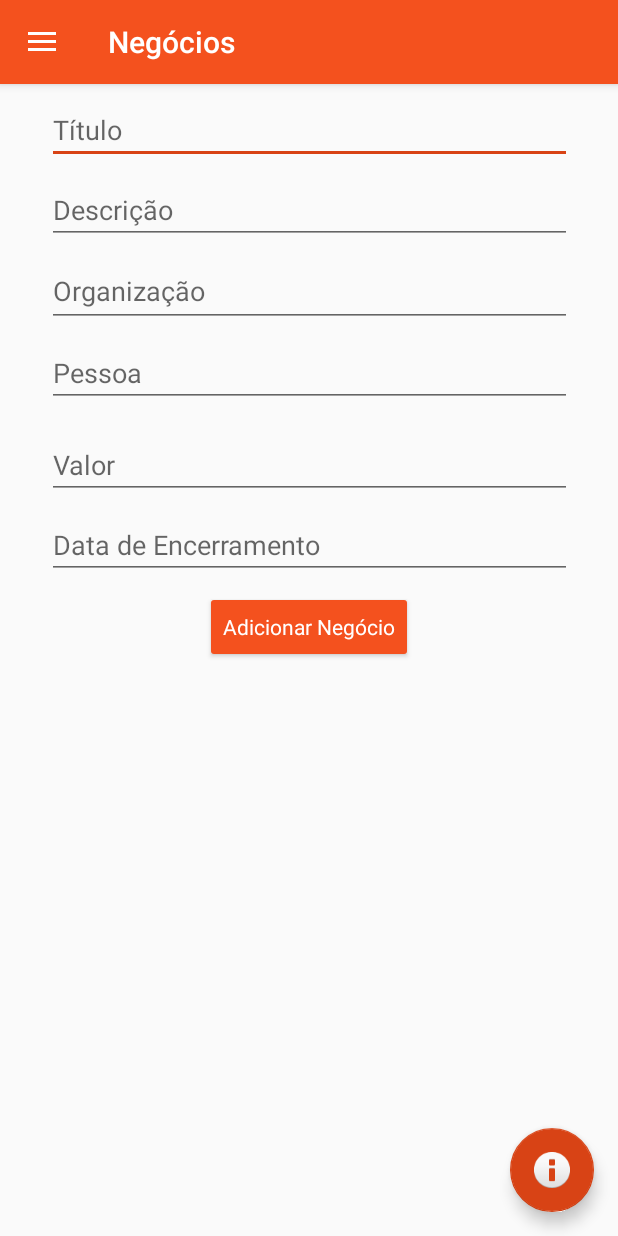
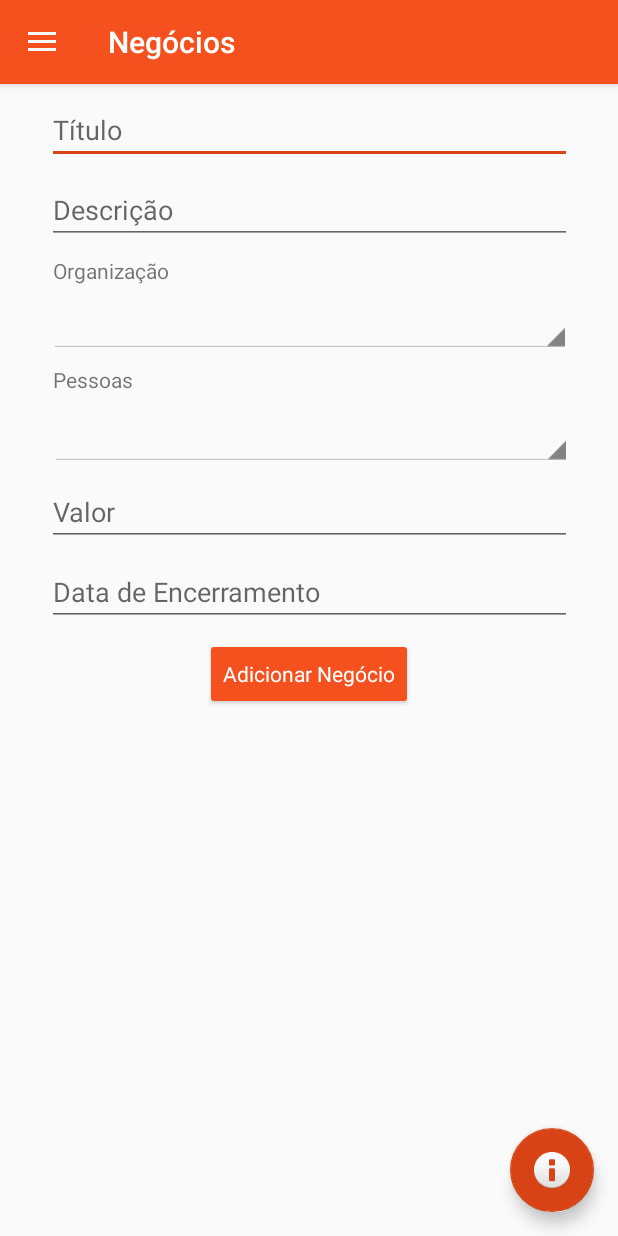
Before and after one commit to benjaminSilva/nativApps, an Android app: the screen it shows after launch (MainActivity), in the side drawer, after a tap on "Negocios", on a phone screen of 412 x 824 dp. Run offline under Robolectric (Android 15) with nearby library versions, the phone set to English and light mode, and no system bars; libraries missing offline, so code that uses them is left out: io.realm; 5 statements that could not run were skipped.

Commit message:
Melhorias na organização xml

```diff
--- a/app/src/main/res/layout/fragment_atividade.xml
+++ b/app/src/main/res/layout/fragment_atividade.xml
@@ -4,7 +4,7 @@
     android:layout_width="match_parent"
     android:layout_height="match_parent"
     xmlns:app="http://schemas.android.com/apk/res-auto"
-    tools:context=".entities.AtividadeFragment">
+    tools:context=".fragments.AtividadeFragment">
 
     <EditText
         android:id="@+id/editText5"
--- a/app/src/main/res/layout/fragment_negocio.xml
+++ b/app/src/main/res/layout/fragment_negocio.xml
@@ -4,7 +4,7 @@
     xmlns:tools="http://schemas.android.com/tools"
     android:layout_width="match_parent"
     android:layout_height="match_parent"
-    tools:context=".entities.NegocioFragment">
+    tools:context=".fragments.NegocioFragment">
 
     <!-- TODO: Update blank fragment layout -->
 
@@ -37,46 +37,18 @@
         app:layout_constraintTop_toBottomOf="@+id/editText5" />
 
     <EditText
-        android:id="@+id/editText7"
-        android:layout_width="350dp"
-        android:layout_height="47dp"
-        android:layout_marginEnd="8dp"
-        android:layout_marginStart="8dp"
-        android:layout_marginTop="8dp"
-        android:ems="10"
-        android:inputType="textPersonName"
-        android:hint="Organização"
-        app:layout_constraintEnd_toEndOf="parent"
-        app:layout_constraintStart_toStartOf="parent"
-        app:layout_constraintTop_toBottomOf="@+id/editText6" />
-
-    <EditText
-        android:id="@+id/editText8"
+        android:id="@+id/editText9"
         android:layout_width="350dp"
         android:layout_height="wrap_content"
         android:layout_marginEnd="8dp"
         android:layout_marginStart="8dp"
         android:layout_marginTop="8dp"
         android:ems="10"
-        android:inputType="textPersonName"
-        android:hint="Pessoa"
+        android:hint="Valor"
+        android:inputType="date"
         app:layout_constraintEnd_toEndOf="parent"
         app:layout_constraintStart_toStartOf="parent"
-        app:layout_constraintTop_toBottomOf="@+id/editText7" />
-
-    <EditText
-        android:id="@+id/editText9"
-        android:layout_width="350dp"
-        android:layout_height="wrap_content"
-        android:layout_marginEnd="8dp"
-        android:layout_marginStart="8dp"
-        android:layout_marginTop="16dp"
-        android:ems="10"
-        android:inputType="date"
-        android:hint="Valor"
-        app:layout_constraintEnd_toEndOf="parent"
-        app:layout_constraintStart_toStartOf="parent"
-        app:layout_constraintTop_toBottomOf="@+id/editText8" />
+        app:layout_constraintTop_toBottomOf="@+id/spinner4" />
 
     <EditText
         android:id="@+id/editText10"
@@ -107,4 +79,46 @@
         app:layout_constraintStart_toStartOf="parent"
         app:layout_constraintTop_toBottomOf="@+id/editText10"
         tools:ignore="MissingConstraints" />
+
+    <TextView
+        android:id="@+id/textView"
+        android:layout_width="wrap_content"
+        android:layout_height="wrap_content"
+        android:layout_marginStart="4dp"
+        android:layout_marginTop="8dp"
+        android:text="Organização"
+        app:layout_constraintStart_toStartOf="@+id/editText6"
+        app:layout_constraintTop_toBottomOf="@+id/editText6" />
+
+    <TextView
+        android:id="@+id/textView2"
+        android:layout_width="wrap_content"
+        android:layout_height="22dp"
+        android:layout_marginTop="8dp"
+        android:text="Pessoas"
+        app:layout_constraintStart_toStartOf="@+id/textView"
+        app:layout_constraintTop_toBottomOf="@+id/spinner" />
+
+    <Spinner
+        android:id="@+id/spinner"
+        style="@android:style/Widget.Holo.Light.Spinner"
+        android:layout_width="348dp"
+        android:layout_height="37dp"
+        android:layout_marginTop="8dp"
+        app:layout_constraintEnd_toEndOf="@+id/editText6"
+        app:layout_constraintStart_toStartOf="@+id/editText6"
+        app:layout_constraintTop_toBottomOf="@+id/textView"
+        tools:ignore="MissingConstraints" />
+
+    <Spinner
+        android:id="@+id/spinner4"
+        style="@android:style/Widget.Holo.Light.Spinner"
+        android:layout_width="348dp"
+        android:layout_height="37dp"
+        android:layout_marginTop="8dp"
+        app:layout_constraintEnd_toEndOf="@+id/editText6"
+        app:layout_constraintHorizontal_bias="1.0"
+        app:layout_constraintStart_toStartOf="@+id/editText6"
+        app:layout_constraintTop_toBottomOf="@+id/textView2"
+        tools:ignore="MissingConstraints" />
 </android.support.constraint.ConstraintLayout>
--- a/app/src/main/res/layout/fragment_organizacao.xml
+++ b/app/src/main/res/layout/fragment_organizacao.xml
@@ -4,7 +4,7 @@
     xmlns:tools="http://schemas.android.com/tools"
     android:layout_width="match_parent"
     android:layout_height="match_parent"
-    tools:context=".entities.OrganizacaoFragment">
+    tools:context=".fragments.OrganizacaoFragment">
 
     <EditText
         android:id="@+id/editText"
--- a/app/src/main/res/layout/fragment_pessoa.xml
+++ b/app/src/main/res/layout/fragment_pessoa.xml
@@ -4,7 +4,7 @@
     xmlns:tools="http://schemas.android.com/tools"
     android:layout_width="match_parent"
     android:layout_height="match_parent"
-    tools:context=".entities.PessoaFragment">
+    tools:context=".fragments.PessoaFragment">
 
 
     <EditText
--- a/build.gradle
+++ b/build.gradle
@@ -9,6 +9,7 @@ buildscript {
     dependencies {
         classpath 'com.android.tools.build:gradle:3.1.2'
         classpath "org.jetbrains.kotlin:kotlin-gradle-plugin:$kotlin_version"
+        classpath "io.realm:realm-gradle-plugin:5.1.0"
 
         // NOTE: Do not place your application dependencies here; they belong
         // in the individual module build.gradle files
```
Also changed, not shown: app/build.gradle (+8 -0 lines), app/src/main/java/com/example/benjamin/nativapps/MainActivity.kt (+16 -4 lines), app/src/main/java/com/example/benjamin/nativapps/entities/Pessoa.kt (added, +11 -0 lines), app/src/main/java/com/example/benjamin/nativapps/fragments/AtividadeFragment.kt (renamed from app/src/main/java/com/example/benjamin/nativapps/entities/OrganizacaoFragment.kt, +8 -16 lines), app/src/main/java/com/example/benjamin/nativapps/fragments/NegocioFragment.kt (renamed from app/src/main/java/com/example/benjamin/nativapps/entities/AtividadeFragment.kt, +11 -9 lines), app/src/main/java/com/example/benjamin/nativapps/fragments/OrganizacaoFragment.kt (renamed from app/src/main/java/com/example/benjamin/nativapps/entities/PessoaFragment.kt, +13 -7 lines), app/src/main/java/com/example/benjamin/nativapps/fragments/PessoaFragment.kt (renamed from app/src/main/java/com/example/benjamin/nativapps/entities/NegocioFragment.kt, +6 -11 lines).
